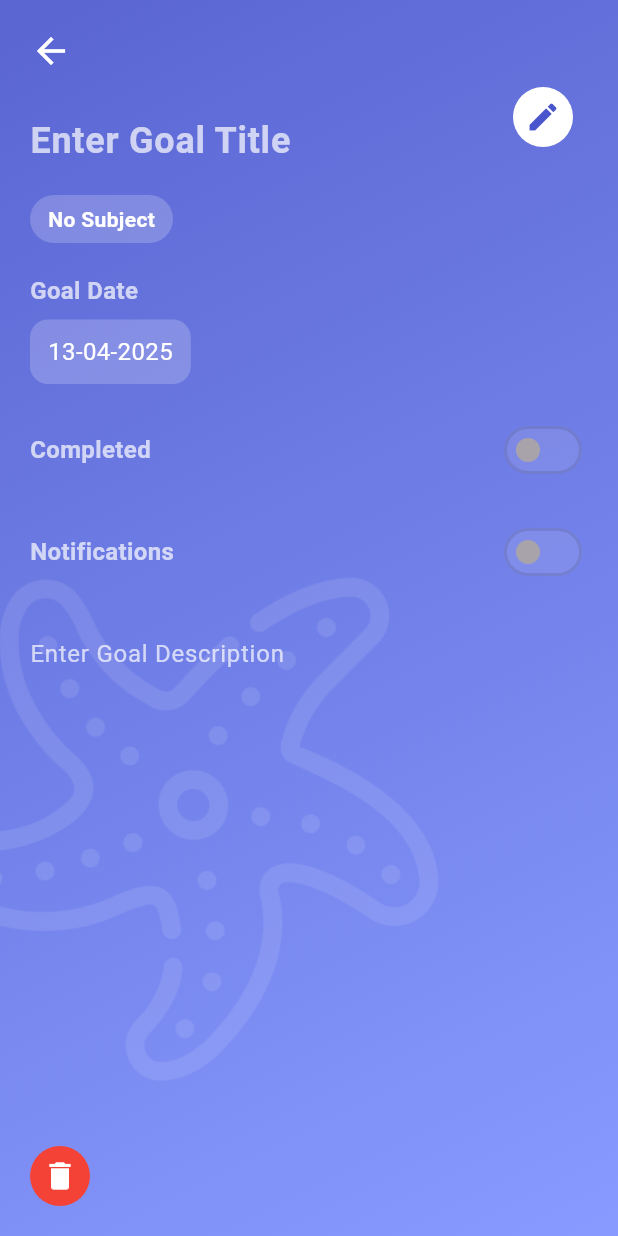
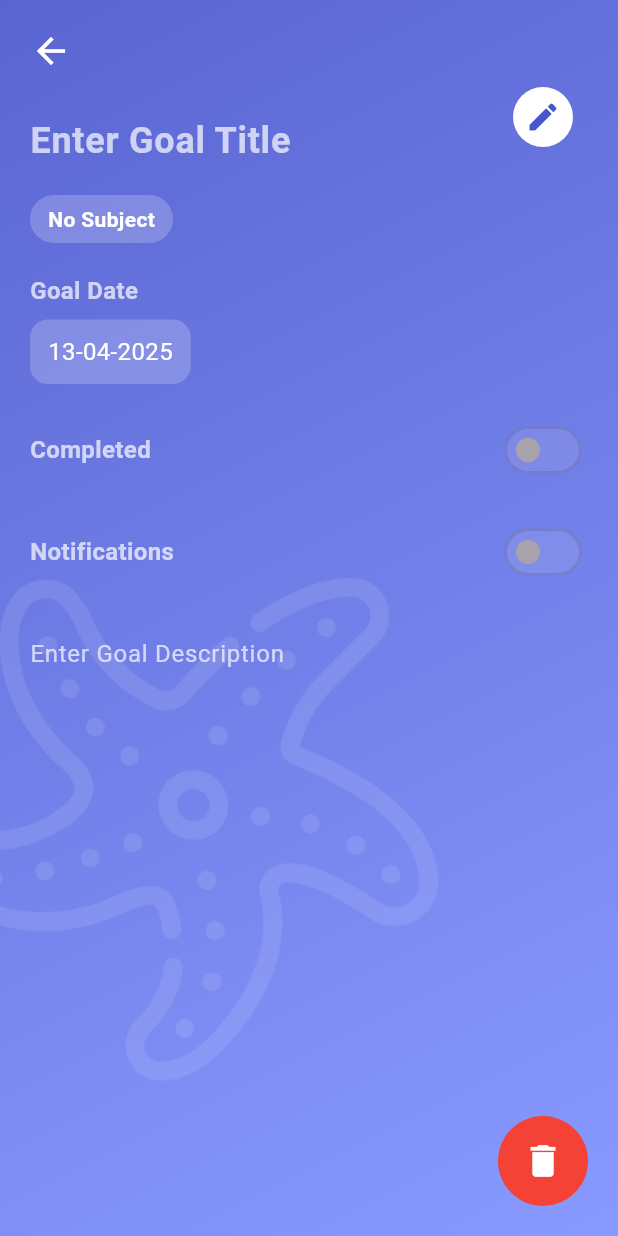
Before and after one commit to Tiago92869/MaisVidaMobile, a Flutter app: the GoalDetailPage screen opened directly with empty values, on a phone screen of 412 x 824 dp. Run offline on Flutter 3.47's test engine with Material 3 defaults, Android fonts, the phone set to English and light mode, and no system bars; our stand-ins replace animate_do, flutter_secure_storage, jwt_decoder, page_transition, rive; accounts and stored records are empty.

```diff
--- a/testtest/lib/goals/goal_details_page.dart
+++ b/testtest/lib/goals/goal_details_page.dart
@@ -590,7 +590,7 @@ class _GoalDetailPageState extends State<GoalDetailPage> {
           if (!widget.createResource) // Show only when editing an existing goal
             Positioned(
               bottom: 20,
-              left: 20,
+              right: 20, // Move the button to the right side
               child: GestureDetector(
                 onTap: () async {
                   final shouldDelete = await _showDeleteConfirmationDialog();
@@ -599,8 +599,13 @@ class _GoalDetailPageState extends State<GoalDetailPage> {
                   }
                 },
                 child: CircleAvatar(
+                  radius: 30, // Increase the size of the button
                   backgroundColor: Colors.red,
-                  child: const Icon(Icons.delete, color: Colors.white),
+                  child: const Icon(
+                    Icons.delete,
+                    color: Colors.white,
+                    size: 28, // Increase the size of the icon
+                  ),
                 ),
               ),
             ),
```
Also changed, not shown: testtest/lib/goals/goals_page.dart (+41 -8 lines).
